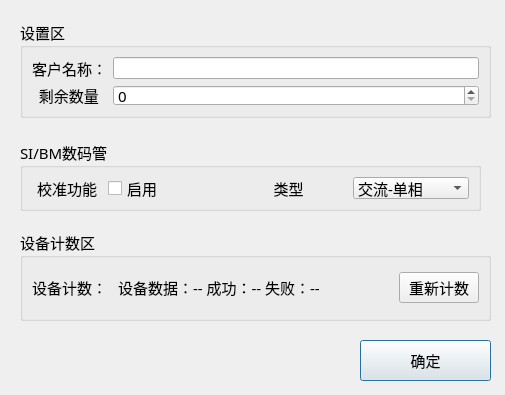
The window that PDU-CalibrateTool/home/home_setdlg.ui (ChinaClever/PDU-CalibrateTool) describes before a commit, drawn with Qt 5.
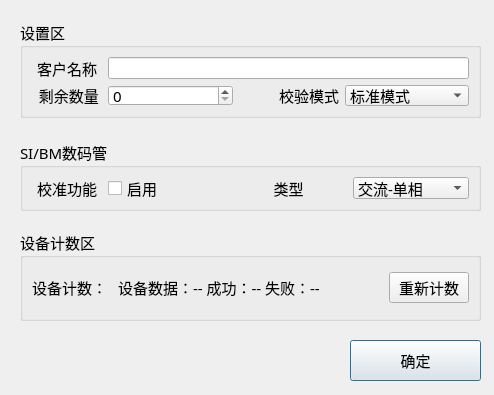
The same window after the commit.

Commit message: 增加智能校验功能

The edit to the form file:
```diff
--- a/PDU-CalibrateTool/home/home_setdlg.ui
+++ b/PDU-CalibrateTool/home/home_setdlg.ui
@@ -6,17 +6,23 @@
    <rect>
     <x>0</x>
     <y>0</y>
-    <width>505</width>
+    <width>494</width>
     <height>395</height>
    </rect>
   </property>
+  <property name="font">
+   <font>
+    <family>微软雅黑</family>
+    <pointsize>11</pointsize>
+   </font>
+  </property>
   <property name="windowTitle">
    <string>设备设置</string>
   </property>
   <widget class="QPushButton" name="okBtn">
    <property name="geometry">
     <rect>
-     <x>360</x>
+     <x>350</x>
      <y>340</y>
      <width>131</width>
      <height>41</height>
@@ -37,7 +43,7 @@
     <rect>
      <x>20</x>
      <y>20</y>
-     <width>471</width>
+     <width>461</width>
      <height>98</height>
     </rect>
    </property>
@@ -54,11 +60,14 @@
     <item row="0" column="0">
      <widget class="QLabel" name="label_17">
       <property name="text">
-       <string>客户名称：</string>
+       <string>客户名称</string>
+      </property>
+      <property name="alignment">
+       <set>Qt::AlignCenter</set>
       </property>
      </widget>
     </item>
-    <item row="0" column="1">
+    <item row="0" column="1" colspan="3">
      <widget class="QLineEdit" name="userEdit"/>
     </item>
     <item row="1" column="0">
@@ -87,6 +96,48 @@
       </property>
      </widget>
     </item>
+    <item row="1" column="2">
+     <widget class="QLabel" name="label_20">
+      <property name="minimumSize">
+       <size>
+        <width>100</width>
+        <height>0</height>
+       </size>
+      </property>
+      <property name="maximumSize">
+       <size>
+        <width>70</width>
+        <height>16777215</height>
+       </size>
+      </property>
+      <property name="text">
+       <string>校验模式</string>
+      </property>
+      <property name="alignment">
+       <set>Qt::AlignRight|Qt::AlignTrailing|Qt::AlignVCenter</set>
+      </property>
+     </widget>
+    </item>
+    <item row="1" column="3">
+     <widget class="QComboBox" name="aiBox">
+      <property name="minimumSize">
+       <size>
+        <width>30</width>
+        <height>0</height>
+       </size>
+      </property>
+      <item>
+       <property name="text">
+        <string>标准模式</string>
+       </property>
+      </item>
+      <item>
+       <property name="text">
+        <string>智能模式</string>
+       </property>
+      </item>
+     </widget>
+    </item>
    </layout>
   </widget>
   <widget class="QGroupBox" name="groupBox_3">
@@ -94,7 +145,7 @@
     <rect>
      <x>20</x>
      <y>230</y>
-     <width>471</width>
+     <width>461</width>
      <height>91</height>
     </rect>
    </property>
```
The commit also changes 25 other files.
